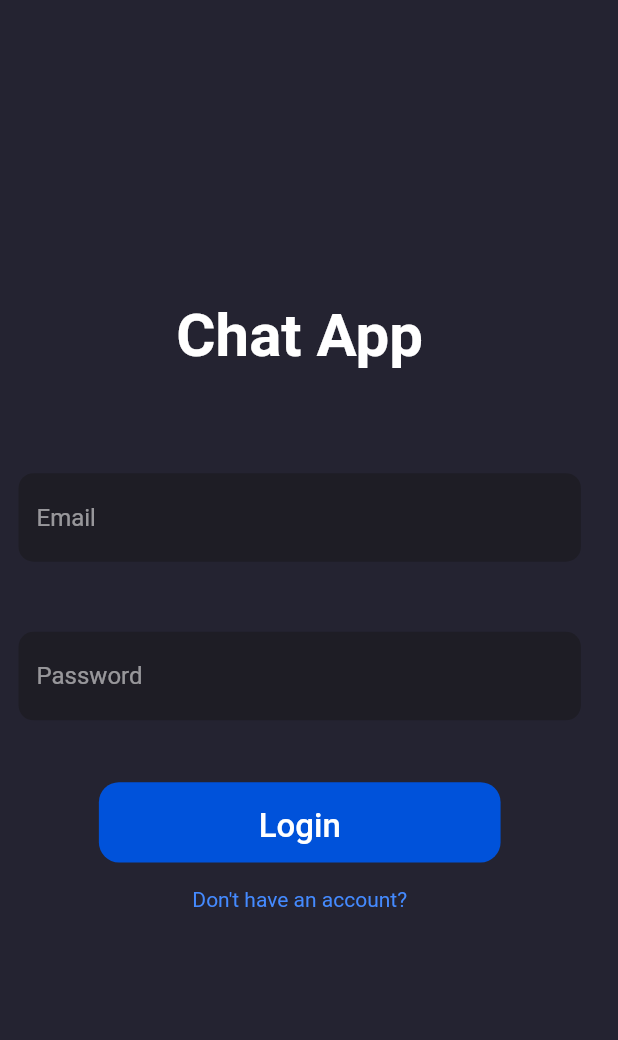
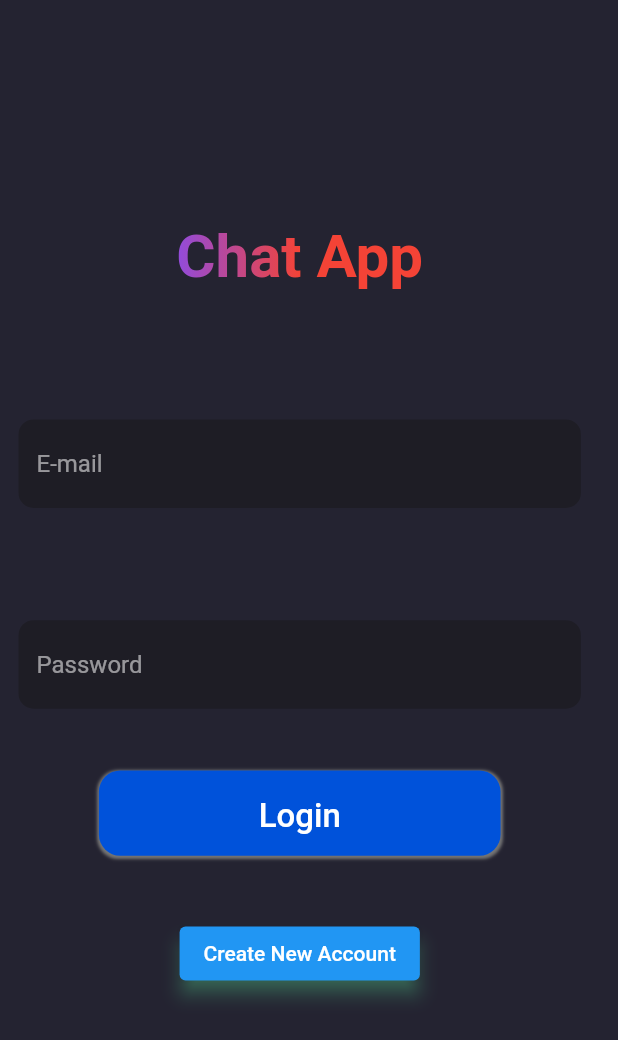
Before and after one commit to redoncapuni17/chat_app, a Flutter app: the screen it shows after launch, on a phone screen of 412 x 824 dp. Shown: the top 1040 px of the screen. Run offline on Flutter 3.47's test engine with Material 2 defaults, Android fonts, the phone set to English and light mode, and no system bars; our stand-ins replace cloud_firestore, file_picker, firebase_analytics, firebase_auth, firebase_core, firebase_storage and 4 more; accounts and stored records are empty.

Commit message:
Update Button

```diff
--- a/lib/main.dart
+++ b/lib/main.dart
@@ -40,6 +40,7 @@ class MainApp extends StatelessWidget {
         )
       ],
       child: MaterialApp(
+        debugShowCheckedModeBanner: false,
         title: 'Chat App',
         theme: ThemeData(
           backgroundColor: Color.fromRGBO(36, 35, 49, 1.0),
--- a/lib/pages/chats_page.dart
+++ b/lib/pages/chats_page.dart
@@ -59,10 +59,10 @@ class _ChatsPageState extends State<ChatsPage> {
         return Container(
           padding: EdgeInsets.symmetric(
             horizontal: _deviceWidth * 0.03,
-            vertical: _deviceHeight * 0.02,
+            vertical: _deviceHeight * 0.03,
           ),
           height: _deviceHeight * 0.98,
-          width: _deviceWidth * 0.97,
+          width: _deviceWidth * 0.99,
           child: Column(
             mainAxisSize: MainAxisSize.max,
             mainAxisAlignment: MainAxisAlignment.start,
--- a/lib/pages/login_page.dart
+++ b/lib/pages/login_page.dart
@@ -43,6 +43,7 @@ class _LoginPageState extends State<LoginPage> {
 
   Widget _buildUI() {
     return Scaffold(
+      resizeToAvoidBottomInset: false,
       body: Container(
         padding: EdgeInsets.symmetric(
           horizontal: _deviceWidth * 0.03,
@@ -65,7 +66,7 @@ class _LoginPageState extends State<LoginPage> {
             ),
             _loginButton(),
             SizedBox(
-              height: _deviceHeight * 0.02,
+              height: _deviceHeight * 0.05,
             ),
             _registerAccountLink(),
           ],
@@ -76,13 +77,20 @@ class _LoginPageState extends State<LoginPage> {
 
   Widget _pageTitle() {
     return Container(
-      height: _deviceHeight * 0.10,
+      height: _deviceHeight * 0.12,
       child: Text(
         'Chat App',
         style: TextStyle(
-          color: Colors.white,
           fontSize: 40,
-          fontWeight: FontWeight.w600,
+          fontWeight: FontWeight.bold,
+          foreground: Paint()
+            ..shader = LinearGradient(colors: [
+              Colors.pinkAccent,
+              Colors.deepPurpleAccent,
+              Colors.red
+            ]).createShader(
+              Rect.fromLTWH(0.0, 0.0, 200.0, 100.0),
+            ),
         ),
       ),
     );
@@ -90,7 +98,7 @@ class _LoginPageState extends State<LoginPage> {
 
   Widget _loginForm() {
     return Container(
-      height: _deviceHeight * 0.20,
+      height: _deviceHeight * 0.234,
       child: Form(
         key: _loginFormKey,
         child: Column(
@@ -106,7 +114,7 @@ class _LoginPageState extends State<LoginPage> {
                 },
                 regEx:
                     r"^[a-zA-Z0-9.a-zA-Z0-9.!#$%&'*+-/=?^_`{|}~]+@[a-zA-Z0-9]+\.[a-zA-Z]+",
-                hintText: "Email",
+                hintText: "E-mail",
                 obscureText: false),
             CustomTextFormField(
                 onSaved: (_value) {
@@ -126,7 +134,7 @@ class _LoginPageState extends State<LoginPage> {
   Widget _loginButton() {
     return RoundedButton(
       name: "Login",
-      height: _deviceHeight * 0.065,
+      height: _deviceHeight * 0.069,
       width: _deviceWidth * 0.65,
       onPressed: () {
         if (_loginFormKey.currentState!.validate()) {
@@ -138,15 +146,12 @@ class _LoginPageState extends State<LoginPage> {
   }
 
   Widget _registerAccountLink() {
-    return GestureDetector(
-      onTap: () => _navigation.navigateToRoute('/register'),
-      child: Container(
-        child: Text(
-          'Don\'t have an account?',
-          style: TextStyle(
-            color: Colors.blueAccent,
-          ),
-        ),
+    return Container(
+      child: ElevatedButton(
+        onPressed: () => _navigation.navigateToRoute('/register'),
+        child: Text("Create New Account"),
+        style: ElevatedButton.styleFrom(
+            shadowColor: Colors.greenAccent, elevation: 5),
       ),
     );
   }
--- a/lib/pages/users_page.dart
+++ b/lib/pages/users_page.dart
@@ -55,10 +55,10 @@ class _UsersPageState extends State<UsersPage> {
         return Container(
           padding: EdgeInsets.symmetric(
             horizontal: _deviceWidth * 0.03,
-            vertical: _deviceHeight * 0.02,
+            vertical: _deviceHeight * 0.03,
           ),
           height: _deviceHeight * 0.98,
-          width: _deviceWidth * 0.97,
+          width: _deviceWidth * 0.99,
           child: Column(
             mainAxisSize: MainAxisSize.max,
             mainAxisAlignment: MainAxisAlignment.start,
--- a/lib/widgets/rounded_button.dart
+++ b/lib/widgets/rounded_button.dart
@@ -21,6 +21,14 @@ class RoundedButton extends StatelessWidget {
       decoration: BoxDecoration(
         borderRadius: BorderRadius.circular(height * 0.25),
         color: Color.fromRGBO(0, 82, 218, 1.0),
+        boxShadow: [
+          BoxShadow(
+            color: Colors.grey.shade600,
+            spreadRadius: 1,
+            blurRadius: 1,
+            offset: Offset(0, 1),
+          ),
+        ],
       ),
       child: TextButton(
         onPressed: () => onPressed(),
--- a/pubspec.yaml
+++ b/pubspec.yaml
@@ -34,6 +34,7 @@ dependencies:
   flutter_spinkit: ^5.1.0
   timeago: ^3.3.0
   flutter_keyboard_visibility: ^5.4.0
+  curved_navigation_bar: ^1.0.3
 
 
   # The following adds the Cupertino Icons font to your application.
```
Also changed, not shown: lib/pages/register_page.dart (+18 -1 lines), pubspec.lock.
